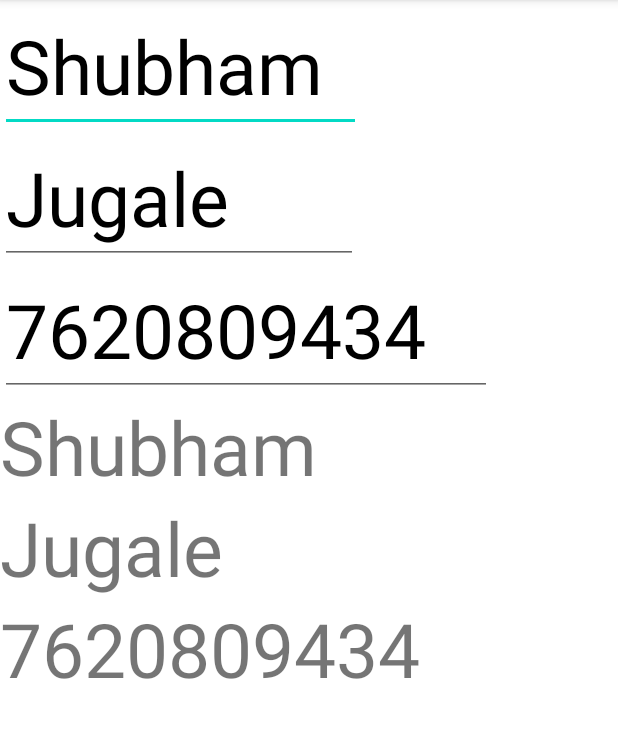
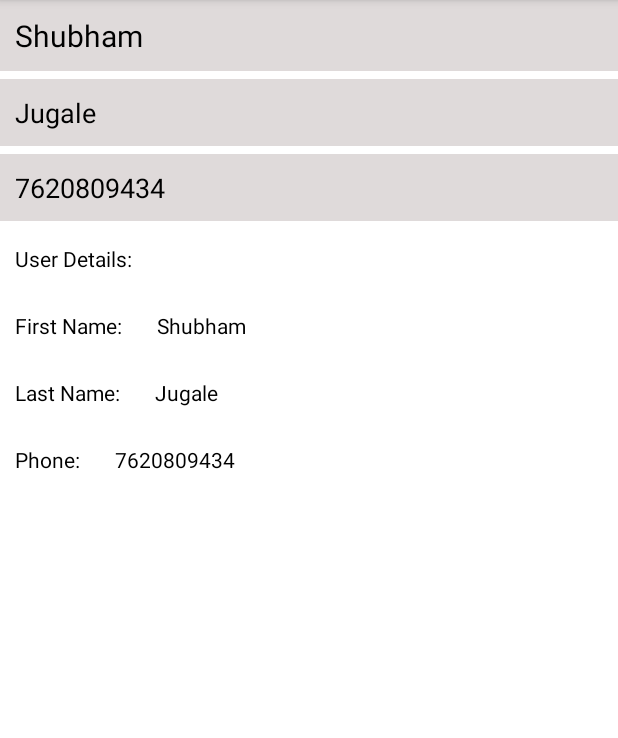
Before and after one commit to nikhiljugale007/ReciboSampleTask, an Android app: the screen it shows after launch (MainActivity), on a phone screen of 412 x 824 dp, the part 84-822 px from its top. Run offline under Robolectric (Android 15) with nearby library versions, the phone set to English and light mode, and no system bars; our stand-ins replace data binding.

Commit message:
UI design complte

```diff
--- /dev/null
+++ b/app/src/main/res/drawable/background.xml
@@ -0,0 +1,5 @@
+<?xml version="1.0" encoding="utf-8"?>
+    <shape xmlns:android="http://schemas.android.com/apk/res/android" android:shape="rectangle">
+        <solid android:color="#DFDADA" />
+
+    </shape>
--- a/app/src/main/res/layout/activity_main.xml
+++ b/app/src/main/res/layout/activity_main.xml
@@ -21,72 +21,134 @@
 
     <EditText
         android:id="@+id/firstname2"
-        android:layout_width="wrap_content"
+        android:layout_width="match_parent"
         android:layout_height="wrap_content"
         android:text="@={user.firstName}"
-        android:textSize="50dp"
         android:hint="FirstName"
+        android:textColor="#000"
+        android:textSize="20dp"
+        app:layout_constraintBottom_toBottomOf="parent"
+        app:layout_constraintLeft_toLeftOf="parent"
+        app:layout_constraintRight_toRightOf="parent"
+        app:layout_constraintTop_toTopOf="parent"
+        android:background="@drawable/background"
+        android:padding="10dp"
+        android:layout_marginBottom="5dp"/>
+
+    <EditText
+        android:id="@+id/lastname2"
+        android:layout_width="match_parent"
+        android:layout_height="wrap_content"
+        android:text="@={user.lastName}"
+        android:hint="LastName"
+        android:background="@drawable/background"
         android:textColor="#000"
         app:layout_constraintBottom_toBottomOf="parent"
         app:layout_constraintLeft_toLeftOf="parent"
         app:layout_constraintRight_toRightOf="parent"
-        app:layout_constraintTop_toTopOf="parent" />
+        app:layout_constraintTop_toTopOf="parent"
+        android:padding="10dp"
+        android:layout_marginBottom="5dp" />
+    <EditText
+        android:id="@+id/phoneNumber2"
+        android:layout_width="match_parent"
+        android:layout_height="wrap_content"
+        android:text="@={user.phone}"
+        android:hint="PhoneNumber"
+        android:textColor="#000"
+        android:background="@drawable/background"
+        app:layout_constraintBottom_toBottomOf="parent"
+        app:layout_constraintLeft_toLeftOf="parent"
+        app:layout_constraintRight_toRightOf="parent"
+        app:layout_constraintTop_toTopOf="parent"
+        android:padding="10dp"
+        android:layout_marginBottom="5dp"/>
 
-    <EditText
-        android:id="@+id/lastname2"
+    <TextView
         android:layout_width="wrap_content"
         android:layout_height="wrap_content"
-        android:text="@={user.lastName}"
-        android:textSize="50dp"
-        android:hint="LastName"
+        android:textColor="#000"
+        android:text="User Details:"
+        android:padding="10dp"
+        android:layout_marginBottom="5dp"/>
+
+    <LinearLayout
+        android:layout_width="match_parent"
+        android:layout_height="wrap_content"
+        android:orientation="horizontal">
+        <TextView
+            android:layout_width="wrap_content"
+            android:layout_height="wrap_content"
+            android:textColor="#000"
+            android:text="First Name: "
+            android:padding="10dp"
+            android:layout_marginBottom="5dp"/>
+        <TextView
+            android:id="@+id/firstname"
+            android:layout_width="match_parent"
+            android:layout_height="wrap_content"
+            android:text="@{user.firstName}"
             android:textColor="#000"
             app:layout_constraintBottom_toBottomOf="parent"
             app:layout_constraintLeft_toLeftOf="parent"
             app:layout_constraintRight_toRightOf="parent"
-        app:layout_constraintTop_toTopOf="parent" />
-    <EditText
-        android:id="@+id/phoneNumber2"
+            app:layout_constraintTop_toTopOf="parent"
+            android:padding="10dp"
+            android:layout_marginBottom="5dp"/>
+    </LinearLayout>
+
+    <LinearLayout
+        android:layout_width="match_parent"
+        android:layout_height="wrap_content"
+        android:orientation="horizontal">
+        <TextView
             android:layout_width="wrap_content"
             android:layout_height="wrap_content"
-        android:text="@={user.phone}"
-        android:textSize="50dp"
-        android:hint="PhoneNumber"
+            android:textColor="#000"
+            android:text="Last Name: "
+            android:padding="10dp"
+            android:layout_marginBottom="5dp"/>
+        <TextView
+            android:id="@+id/lastname"
+            android:layout_width="match_parent"
+            android:layout_height="wrap_content"
+            android:text="@{user.lastName}"
             android:textColor="#000"
             app:layout_constraintBottom_toBottomOf="parent"
             app:layout_constraintLeft_toLeftOf="parent"
             app:layout_constraintRight_toRightOf="parent"
-        app:layout_constraintTop_toTopOf="parent" />
+            app:layout_constraintTop_toTopOf="parent"
+            android:padding="10dp"
+            android:layout_marginBottom="5dp"/>
+    </LinearLayout>
+
+    <LinearLayout
+        android:layout_width="match_parent"
+        android:layout_height="wrap_content"
+        android:orientation="horizontal">
+        <TextView
+            android:layout_width="wrap_content"
+            android:layout_height="wrap_content"
+            android:textColor="#000"
+            android:text="Phone: "
+            android:padding="10dp"
+            android:layout_marginBottom="5dp"/>
 
         <TextView
-        android:id="@+id/firstname"
-        android:layout_width="wrap_content"
+            android:id="@+id/phoneNumber"
+            android:layout_width="match_parent"
             android:layout_height="wrap_content"
-        android:text="@{user.firstName}"
-        android:textSize="50dp"
+            android:text="@{user.phone}"
+            android:textColor="#000"
             app:layout_constraintBottom_toBottomOf="parent"
             app:layout_constraintLeft_toLeftOf="parent"
             app:layout_constraintRight_toRightOf="parent"
-        app:layout_constraintTop_toTopOf="parent" />
-    <TextView
-        android:id="@+id/lastname"
-        android:layout_width="wrap_content"
-        android:layout_height="wrap_content"
-        android:text="@{user.lastName}"
-        android:textSize="50dp"
-        app:layout_constraintBottom_toBottomOf="parent"
-        app:layout_constraintLeft_toLeftOf="parent"
-        app:layout_constraintRight_toRightOf="parent"
-        app:layout_constraintTop_toTopOf="parent" />
-    <TextView
-        android:id="@+id/phoneNumber"
-        android:layout_width="wrap_content"
-        android:layout_height="wrap_content"
-        android:text="@{user.phone}"
-        android:textSize="50dp"
-        app:layout_constraintBottom_toBottomOf="parent"
-        app:layout_constraintLeft_toLeftOf="parent"
-        app:layout_constraintRight_toRightOf="parent"
-        app:layout_constraintTop_toTopOf="parent" />
+            app:layout_constraintTop_toTopOf="parent"
+            android:padding="10dp"
+            android:layout_marginBottom="5dp"/>
+    </LinearLayout>
+
+
 
 </LinearLayout>
 
```
Lines whose indentation alone changed are shown as unchanged.
